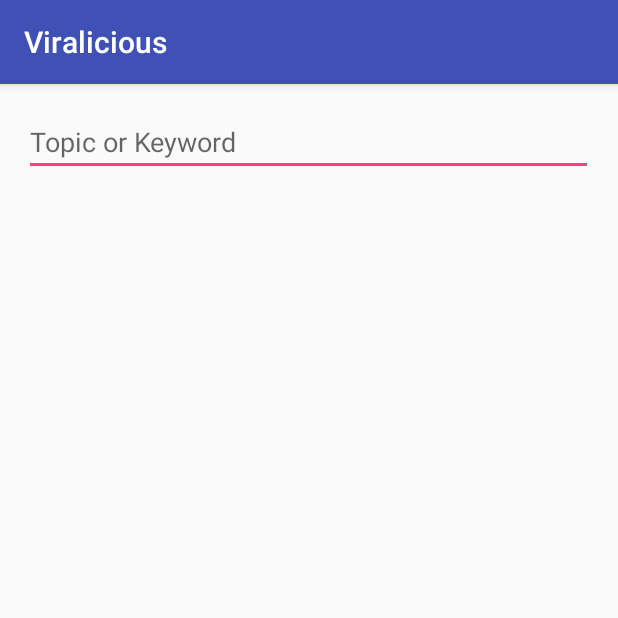
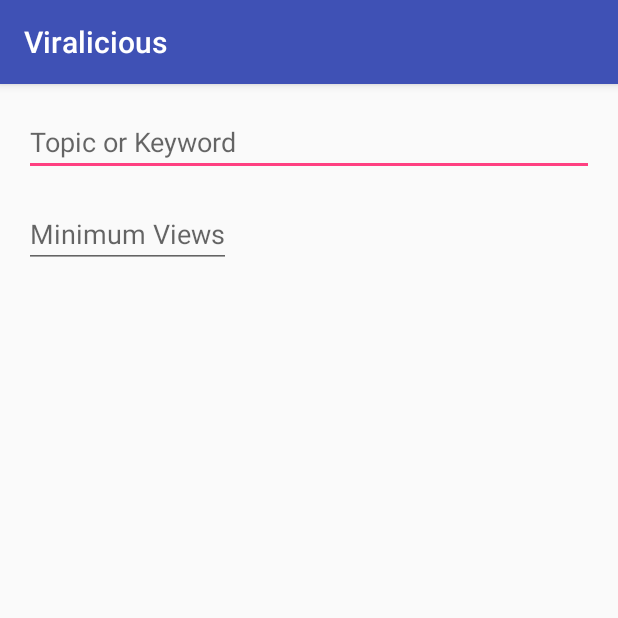
Before and after one commit to tkamat/Youwatch, an Android app: the screen it shows after launch (TopicPickerActivity), on a phone screen of 412 x 824 dp, the top half of it. Run offline under Robolectric (Android 15) with nearby library versions, the phone set to English and light mode, and no system bars.

Commit message:
Added input box for number of views

```diff
--- a/app/src/main/res/layout/fragment_topic_picker.xml
+++ b/app/src/main/res/layout/fragment_topic_picker.xml
@@ -6,11 +6,28 @@
         android:layout_height="match_parent">
 
     <EditText
-            android:layout_width="379dp"
+            android:layout_width="0dp"
             android:inputType="text"
             android:hint="@string/hint_topic"
             android:layout_height="wrap_content"
             android:id="@+id/textView" android:layout_marginLeft="16dp" app:layout_constraintLeft_toLeftOf="parent"
             app:layout_constraintTop_toTopOf="parent" android:layout_marginTop="16dp"
-            android:layout_marginStart="16dp"/>
+            android:layout_marginStart="16dp"
+            android:layout_marginRight="16dp" app:layout_constraintRight_toRightOf="parent"/>
+    <EditText
+            android:inputType="numberDecimal"
+            android:hint="@string/hint_views"
+            android:layout_width="wrap_content"
+            android:layout_height="wrap_content" android:id="@+id/textView2"
+            android:layout_marginTop="16dp" app:layout_constraintTop_toBottomOf="@+id/textView"
+            android:layout_marginLeft="16dp" app:layout_constraintLeft_toLeftOf="parent"
+    />
+    <TextView
+            android:layout_width="0dp"
+            android:layout_height="wrap_content"
+            android:id="@+id/textView3" app:layout_constraintLeft_toRightOf="@+id/textView2"
+            android:layout_marginLeft="16dp" android:layout_marginTop="16dp"
+            app:layout_constraintTop_toBottomOf="@+id/textView" android:layout_marginRight="16dp"
+            app:layout_constraintRight_toRightOf="parent" app:layout_constraintBottom_toBottomOf="@+id/textView2"
+            android:layout_marginBottom="16dp"/>
 </android.support.constraint.ConstraintLayout>
--- a/app/src/main/res/values/strings.xml
+++ b/app/src/main/res/values/strings.xml
@@ -1,5 +1,7 @@
 <resources>
     <string name="app_name">Viralicious</string>
     <string name="hint_topic">Topic or Keyword</string>
+    <string name="hint_views">Minimum Views</string>
+    <string name="text_videos_past_month">%d matches last month</string>
 
 </resources>
```
